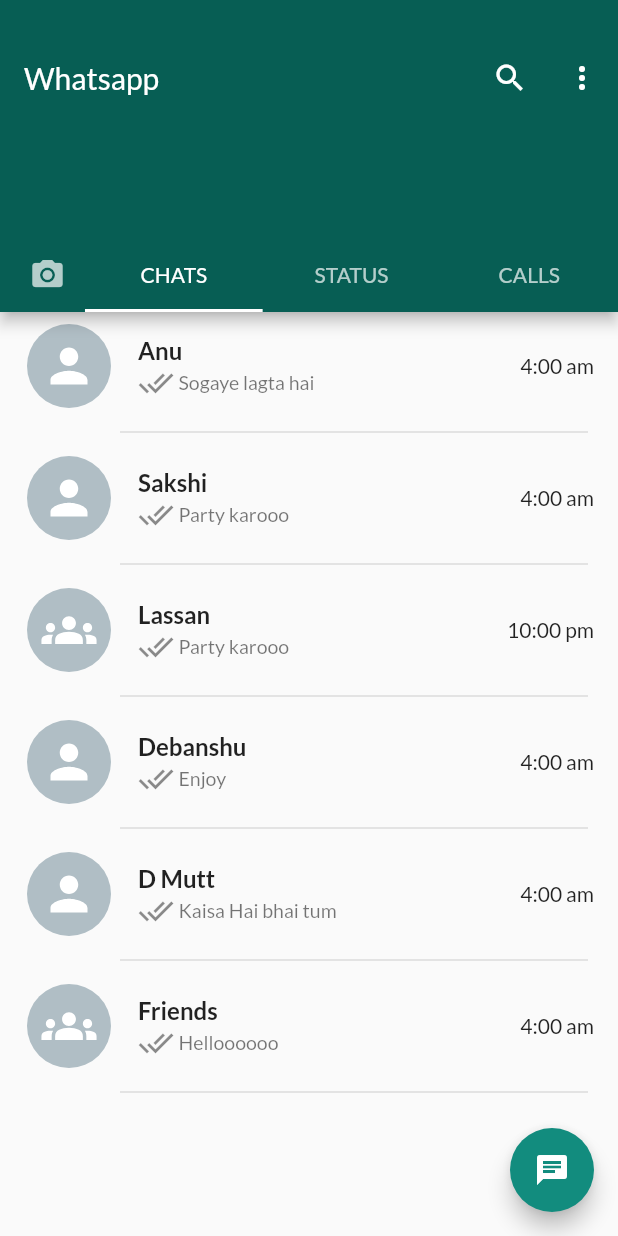
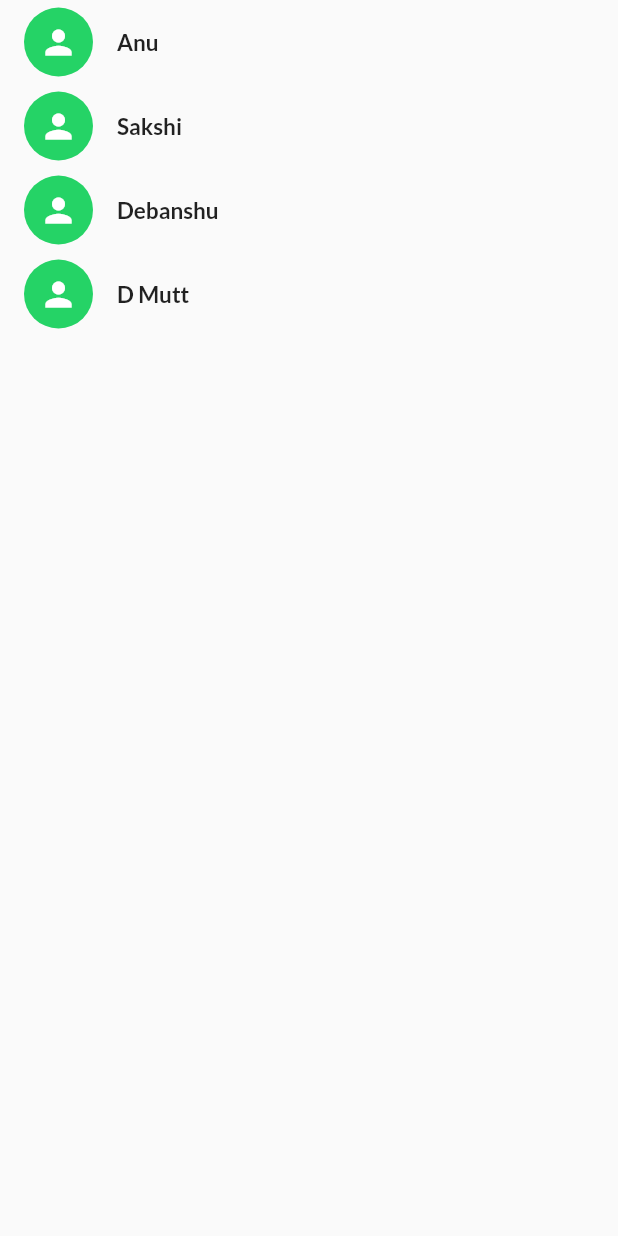
Before and after one commit to Debanshu777/WhatsApp-Clone, a Flutter app: the screen it shows after launch, on a phone screen of 412 x 824 dp. Run offline on Flutter 3.47's test engine with Material 2 defaults, Android fonts, the light colour scheme and no system bars; our stand-ins replace camera, flutter_svg, socket_io_client, video_player.

Commit message:
Basic Login Module Implemented

```diff
--- a/whatsapp_clone/lib/Model/ChatModel.dart
+++ b/whatsapp_clone/lib/Model/ChatModel.dart
@@ -6,6 +6,7 @@
   String currentMessage;
   String status;
   bool select = false;
+  int id;
   ChatModel(
       {this.name,
       this.icon,
@@ -13,5 +14,6 @@
       this.time,
       this.currentMessage,
       this.status,
-      this.select = false});
+      this.select = false,
+      this.id});
 }
--- a/whatsapp_clone/lib/Pages/ChatPage.dart
+++ b/whatsapp_clone/lib/Pages/ChatPage.dart
@@ -4,49 +4,13 @@
 import 'package:whatsapp_clone/Screens/ContactScreen.dart';
 
 class ChatPage extends StatefulWidget {
+  ChatPage({Key key, this.chatModels}) : super(key: key);
+  final List<ChatModel> chatModels;
   @override
   _ChatPageState createState() => _ChatPageState();
 }
 
 class _ChatPageState extends State<ChatPage> {
-  List<ChatModel> chats = [
-    ChatModel(
-        name: "Anu",
-        icon: "person.svg",
-        isGroup: false,
-        time: "4:00 am",
-        currentMessage: "Sogaye lagta hai"),
-    ChatModel(
-        name: "Sakshi",
-        icon: "person.svg",
-        isGroup: false,
-        time: "4:00 am",
-        currentMessage: "Party karooo"),
-    ChatModel(
-        name: "Lassan",
-        icon: "groups.svg",
-        isGroup: true,
-        time: "10:00 pm",
-        currentMessage: "Party karooo"),
-    ChatModel(
-        name: "Debanshu",
-        icon: "person.svg",
-        isGroup: false,
-        time: "4:00 am",
-        currentMessage: "Enjoy"),
-    ChatModel(
-        name: "D Mutt",
-        icon: "person.svg",
-        isGroup: false,
-        time: "4:00 am",
-        currentMessage: "Kaisa Hai bhai tum"),
-    ChatModel(
-        name: "Friends",
-        icon: "groups.svg",
-        isGroup: true,
-        time: "4:00 am",
-        currentMessage: "Helloooooo"),
-  ];
   @override
   Widget build(BuildContext context) {
     return Scaffold(
@@ -58,8 +22,9 @@
         child: Icon(Icons.chat),
       ),
       body: ListView.builder(
-        itemCount: chats.length,
-        itemBuilder: (context, index) => CustomCard(chatModel: chats[index]),
+        itemCount: widget.chatModels.length,
+        itemBuilder: (context, index) =>
+            CustomCard(chatModel: widget.chatModels[index]),
       ),
     );
   }
--- /dev/null
+++ b/whatsapp_clone/lib/Screens/LoginScreen.dart
@@ -0,0 +1,72 @@
+import 'package:flutter/material.dart';
+import 'package:whatsapp_clone/CustomUI/ButtonCard.dart';
+import 'package:whatsapp_clone/Model/ChatModel.dart';
+import 'package:whatsapp_clone/Screens/HomeScreen.dart';
+
+class LoginScreen extends StatefulWidget {
+  @override
+  _LoginScreenState createState() => _LoginScreenState();
+}
+
+class _LoginScreenState extends State<LoginScreen> {
+  ChatModel sourceChat;
+  List<ChatModel> chatModels = [
+    ChatModel(
+        id: 1,
+        name: "Anu",
+        icon: "person.svg",
+        isGroup: false,
+        time: "4:00 am",
+        currentMessage: "Sogaye lagta hai"),
+    ChatModel(
+        id: 2,
+        name: "Sakshi",
+        icon: "person.svg",
+        isGroup: false,
+        time: "4:00 am",
+        currentMessage: "Party karooo"),
+    ChatModel(
+        id: 3,
+        name: "Debanshu",
+        icon: "person.svg",
+        isGroup: false,
+        time: "4:00 am",
+        currentMessage: "Enjoy"),
+    ChatModel(
+        id: 4,
+        name: "D Mutt",
+        icon: "person.svg",
+        isGroup: false,
+        time: "4:00 am",
+        currentMessage: "Kaisa Hai bhai tum"),
+    // ChatModel(
+    //     name: "Friends",
+    //     icon: "groups.svg",
+    //     isGroup: true,
+    //     time: "4:00 am",
+    //     currentMessage: "Helloooooo"),
+  ];
+  @override
+  Widget build(BuildContext context) {
+    return Scaffold(
+      body: ListView.builder(
+        itemCount: chatModels.length,
+        itemBuilder: (context, index) => InkWell(
+          onTap: () {
+            sourceChat = chatModels.removeAt(index);
+            Navigator.pushReplacement(
+                context,
+                MaterialPageRoute(
+                    builder: (builder) => HomeScreen(
+                          chatModels: chatModels,
+                        )));
+          },
+          child: ButtonCard(
+            name: chatModels[index].name,
+            icon: Icons.person,
+          ),
+        ),
+      ),
+    );
+  }
+}
--- a/whatsapp_clone/lib/main.dart
+++ b/whatsapp_clone/lib/main.dart
@@ -2,6 +2,7 @@
 import 'package:flutter/material.dart';
 import 'package:whatsapp_clone/Screens/CameraScreen.dart';
 import 'Screens/HomeScreen.dart';
+import 'Screens/LoginScreen.dart';
 
 Future<void> main() async {
   WidgetsFlutterBinding.ensureInitialized();
@@ -18,7 +19,7 @@
           fontFamily: 'Lato',
           primaryColor: Color(0xFF075E54),
           accentColor: Color(0xFF128C7E)),
-      home: HomeScreen(),
+      home: LoginScreen(),
     );
   }
 }
```
Also changed, not shown: whatsapp_clone/lib/Screens/HomeScreen.dart (+6 -1 lines), whatsapp_clone/lib/Screens/IndividualChat.dart (+22 -4 lines).
